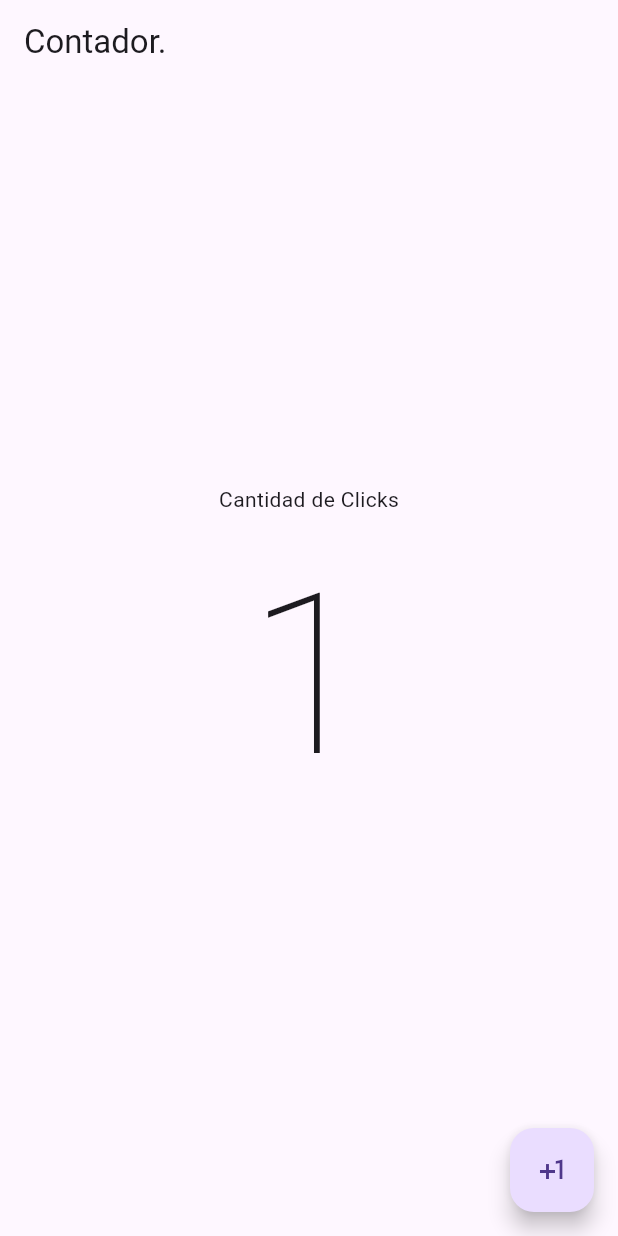
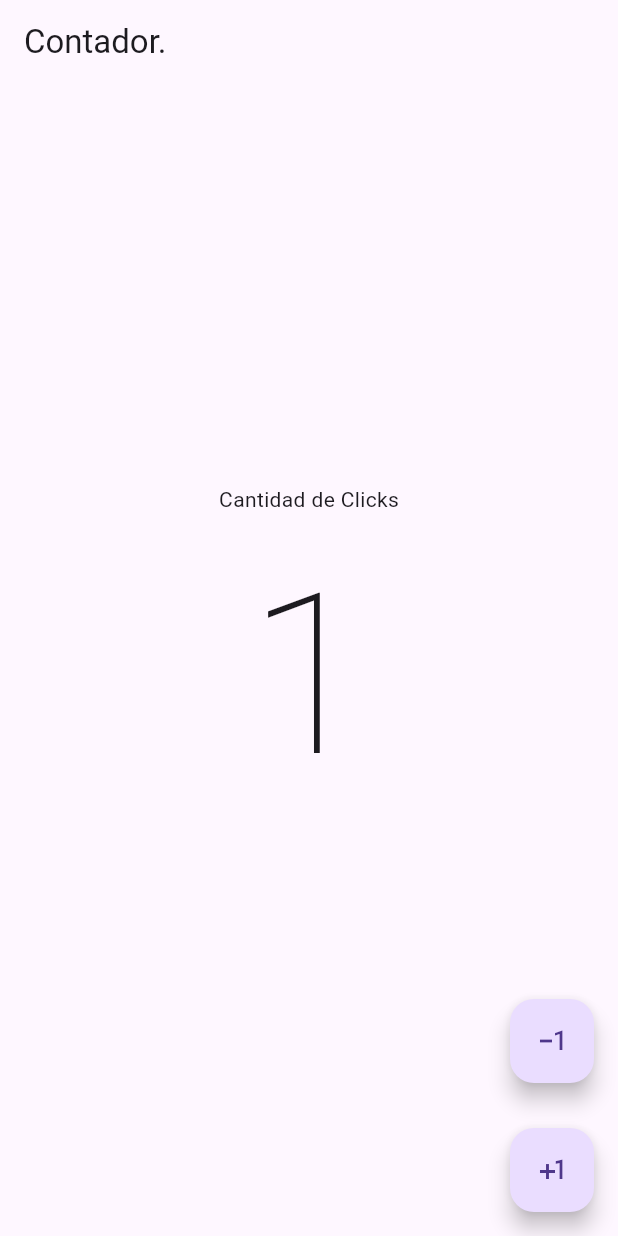
Before and after one commit to JDLanza/flutterJDL, a Flutter app: the screen it shows after launch, after a tap on the "plus one" icon, on a phone screen of 412 x 824 dp. Run offline on Flutter 3.47's test engine with Material 3 defaults, Android fonts, the phone set to English and light mode, and no system bars.

Commit message:
se agrego el boton restar

```diff
--- a/lib/pantallas/contador.dart
+++ b/lib/pantallas/contador.dart
@@ -27,12 +27,27 @@ class _contadorState extends State<contador> {
           ],
         ),
       ),
-      floatingActionButton: FloatingActionButton(
-        onPressed: () {
-          clickcontador++;
-          setState(() {});
-        },
-        child: Icon(Icons.plus_one),
+
+      floatingActionButton: Column(
+        mainAxisAlignment: MainAxisAlignment.end,
+        children: [
+          FloatingActionButton(
+            onPressed: () {
+              if (clickcontador == 0) return;
+              clickcontador--;
+              setState(() {});
+            },
+            child: Icon(Icons.exposure_minus_1),
+          ),
+          SizedBox(height: 30),
+          FloatingActionButton(
+            onPressed: () {
+              clickcontador++;
+              setState(() {});
+            },
+            child: Icon(Icons.plus_one),
+          ),
+        ],
       ),
     );
   }
```
